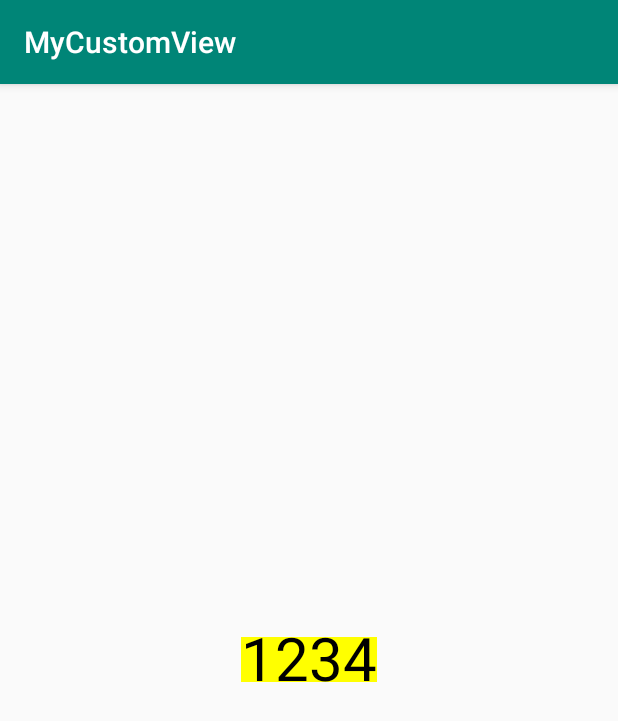
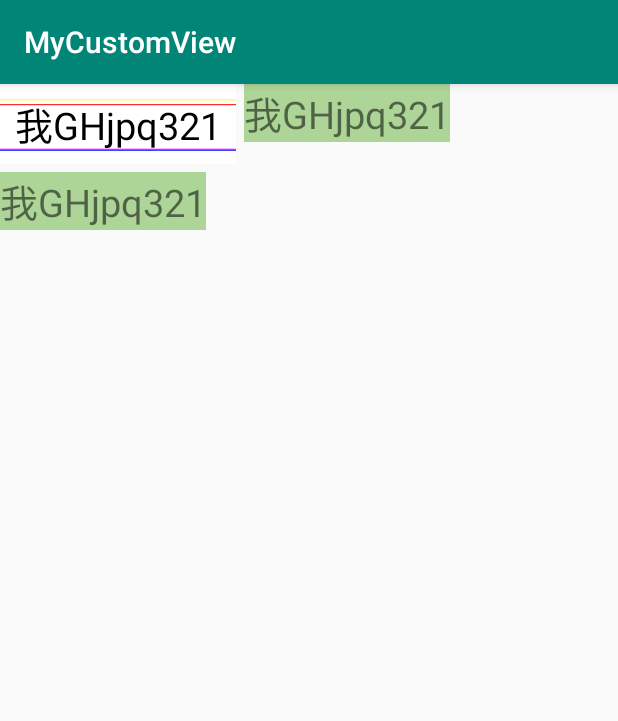
Before and after one commit to happyfsyy/MyCustomVIew, an Android app: the screen it shows after launch (MainActivity), on a phone screen of 412 x 824 dp. Shown: the top 721 px of the screen. Run offline under Robolectric (Android 15) with nearby library versions, the phone set to English and light mode, and no system bars.

```diff
--- a/app/src/main/java/com/example/mycustomview/activity/MainActivity.java
+++ b/app/src/main/java/com/example/mycustomview/activity/MainActivity.java
@@ -3,13 +3,30 @@ package com.example.mycustomview.activity;
 import android.os.Bundle;
 import android.support.annotation.Nullable;
 import android.support.v7.app.AppCompatActivity;
+import android.util.Log;
+import android.widget.TextView;
 
 import com.example.mycustomview.R;
 
 public class MainActivity extends AppCompatActivity {
+    private static final String TAG = "MainActivity";
     @Override
     protected void onCreate(@Nullable Bundle savedInstanceState) {
         super.onCreate(savedInstanceState);
         setContentView(R.layout.number_view);
+
+        final TextView textView1=findViewById(R.id.textView1);
+        textView1.post(new Runnable() {
+            @Override
+            public void run() {
+                Log.e(TAG,"textView1.width: "+textView1.getMeasuredWidth());
+            }
+        });
+    }
+
+    @Override
+    protected void onResume() {
+        super.onResume();
+
     }
 }
--- a/app/src/main/java/com/example/mycustomview/view/NumberView.java
+++ b/app/src/main/java/com/example/mycustomview/view/NumberView.java
@@ -10,6 +10,8 @@ import android.support.annotation.Nullable;
 import android.util.AttributeSet;
 import android.util.Log;
 import android.view.View;
+import android.graphics.Paint.FontMetrics;
+import android.graphics.Paint.FontMetricsInt;
 
 import com.example.mycustomview.R;
 import com.example.mycustomview.utils.DisplayUtil;
@@ -21,7 +23,8 @@ public class NumberView extends View {
     private int numberColor;
     private int numberTextSize;
     private Paint mPaint;
-    private Rect mBound;
+    private float mWidth;
+    private float mHeight;
 
     private static final String TAG = "NumberView";
 
@@ -68,27 +71,18 @@ public class NumberView extends View {
 
         mPaint=new Paint();
         mPaint.setTextSize(numberTextSize);
-        mBound=new Rect();
+        Rect mBound=new Rect();
         mPaint.getTextBounds(numberText,0,numberText.length(),mBound);
 
-        this.setOnClickListener(new OnClickListener() {
-            @Override
-            public void onClick(View v) {
-                numberText=randomText();
-                postInvalidate();
-            }
-        });
+        mWidth=mPaint.measureText(numberText);
+        Log.e(TAG,"mBound.width(): "+mBound.width());
+        Log.e(TAG,"mPaint.measureText(): "+mWidth);
+
+        FontMetrics fontMetrics=mPaint.getFontMetrics();
+        //在Top，ascent，bottom，descent画线
+        mHeight=fontMetrics.bottom-fontMetrics.top;
     }
 
-    private String randomText(){
-        Random random=new Random();
-        StringBuilder stringBuilder=new StringBuilder();
-        for(int i=0;i<4;i++){
-            int a=random.nextInt(10);
-            stringBuilder.append(a);
-        }
-        return stringBuilder.toString();
-    }
 
     @Override
     protected void onMeasure(int widthMeasureSpec, int heightMeasureSpec) {
@@ -100,28 +94,50 @@ public class NumberView extends View {
         if(widthMode==MeasureSpec.EXACTLY){
             width=widthSize;
         }else{
-            int textWidth=(int)mPaint.measureText(numberText);
-            width=getPaddingLeft()+textWidth+getPaddingRight();
+            width=getPaddingLeft()+(int)mWidth+getPaddingRight();
         }
         if(heightMode==MeasureSpec.EXACTLY){
             height=heightSize;
         }else{
-            int textHeight=mBound.height();
-            height=getPaddingTop()+textHeight+getPaddingBottom();
+            height=getPaddingTop()+(int)mHeight+getPaddingBottom();
         }
         setMeasuredDimension(width,height);
     }
 
     @Override
     protected void onDraw(Canvas canvas) {
+
+        mPaint.setColor(numberColor);
+
+
+        FontMetrics fontMetrics=mPaint.getFontMetrics();
+        float y=getHeight()/2-fontMetrics.descent+(fontMetrics.bottom-fontMetrics.top)/2;
+        Log.e(TAG,"ascent: "+fontMetrics.ascent);
+        Log.e(TAG,"descent: "+fontMetrics.descent);
+        Log.e(TAG,"top: "+fontMetrics.top);
+        Log.e(TAG,"bottom: "+fontMetrics.bottom);
+
+
+        float y1=getHeight()/2-(fontMetrics.descent+fontMetrics.ascent)/2;
+        Log.e(TAG,"baseline: "+y);
+        Log.e(TAG,"y1: "+y1);
+
+        canvas.drawText(numberText,getWidth()/2-mWidth/2,
+                y,mPaint);
+        mPaint.setColor(Color.RED);
+        mPaint.setStrokeWidth(1);
+        float ascent=fontMetrics.ascent+y;
+        canvas.drawLine(0,ascent,getWidth(),ascent,mPaint);
         mPaint.setColor(Color.YELLOW);
-        canvas.drawRect(0,0,getWidth(),getHeight(),mPaint);
-        int distance=mBound.top+mBound.bottom;
-        float offset=(float)(distance*1.0/2);
-        float y=getHeight()/2-offset;
-        mPaint.setColor(numberColor);
-        Log.e(TAG,"strokeWidth: "+mPaint.getStrokeWidth());
-        canvas.drawText(numberText,getWidth()/2-mPaint.measureText(numberText)/2,
-                y,mPaint);
+        float top=fontMetrics.top+y;
+        canvas.drawLine(0,top,getWidth(),top,mPaint);
+
+        mPaint.setColor(Color.MAGENTA);
+        float descent=fontMetrics.descent+y;
+        canvas.drawLine(0,descent,getWidth(),descent,mPaint);
+
+        mPaint.setColor(Color.BLUE);
+        float bottom=fontMetrics.bottom+y;
+        canvas.drawLine(0,bottom,getWidth(),bottom,mPaint);
     }
 }
--- a/app/src/main/res/layout/number_view.xml
+++ b/app/src/main/res/layout/number_view.xml
@@ -1,12 +1,34 @@
 <?xml version="1.0" encoding="utf-8"?>
-<RelativeLayout xmlns:android="http://schemas.android.com/apk/res/android"
+<LinearLayout xmlns:android="http://schemas.android.com/apk/res/android"
     xmlns:app="http://schemas.android.com/apk/res-auto"
-    android:layout_width="match_parent" android:layout_height="match_parent">
-    <com.example.mycustomview.view.NumberView
+    android:layout_width="match_parent" android:layout_height="match_parent"
+    android:orientation="vertical">
+    <LinearLayout
+        android:layout_width="match_parent"
+        android:layout_height="wrap_content"
+        android:orientation="horizontal">
+        <com.example.mycustomview.view.NumberView
+            android:layout_width="wrap_content"
+            android:layout_height="wrap_content"
+            app:numberText="@string/test_number"
+            app:numberSize="25sp"
+            android:background="#ffffff"
+            android:padding="10dp"/>
+        <TextView
+            android:layout_width="wrap_content"
+            android:layout_height="wrap_content"
+            android:textSize="25sp"
+            android:text="@string/test_number"
+            android:background="@color/numberBackground"
+            android:layout_marginStart="5dp"/>
+    </LinearLayout>
+    <TextView
+        android:id="@+id/textView1"
         android:layout_width="wrap_content"
         android:layout_height="wrap_content"
-        app:numberText="1234"
-        app:numberSize="40sp"
-        android:layout_centerInParent="true"
-        />
-</RelativeLayout>
+        android:textSize="25sp"
+        android:text="@string/test_number"
+        android:background="@color/numberBackground"
+        android:layout_marginTop="5dp"/>
+
+</LinearLayout>
--- a/app/src/main/res/values/colors.xml
+++ b/app/src/main/res/values/colors.xml
@@ -3,4 +3,5 @@
     <color name="colorPrimary">#008577</color>
     <color name="colorPrimaryDark">#00574B</color>
     <color name="colorAccent">#D81B60</color>
+    <color name="numberBackground">#ADD597</color>
 </resources>
--- a/app/src/main/res/values/strings.xml
+++ b/app/src/main/res/values/strings.xml
@@ -1,3 +1,4 @@
 <resources>
     <string name="app_name">MyCustomView</string>
+    <string name="test_number">我GHjpq321</string>
 </resources>
```
